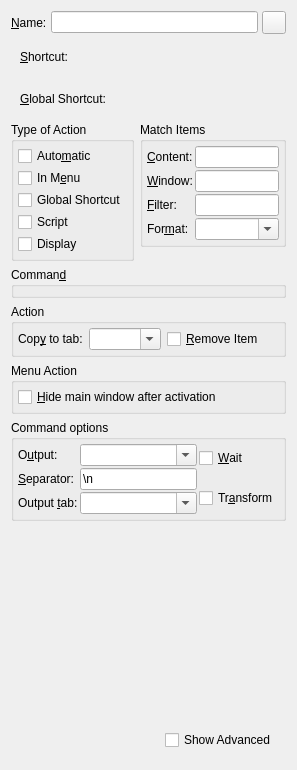
Above: src/ui/commandwidget.ui from hluk/CopyQ before the change. Below: the same form after it.
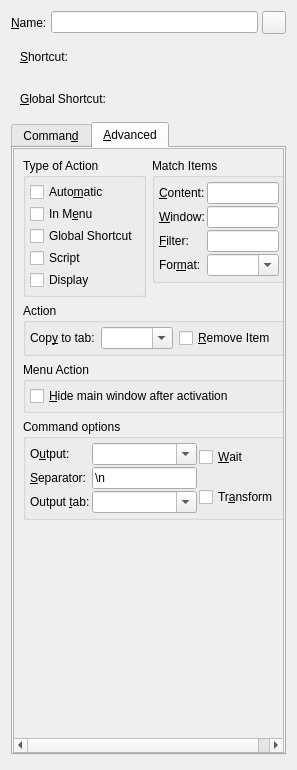
That is the form after the change. The open tabs and pages were chosen to show the change. Custom widgets are drawn as their Qt base class.

Commit message:
Simplify command widget layout
Use Advanced tab instead of check box.

Makes layout much simpler.

Better resizing for the command editor.

Diff of the .ui file:
```diff
--- a/src/ui/commandwidget.ui
+++ b/src/ui/commandwidget.ui
@@ -128,8 +128,15 @@
     </widget>
    </item>
    <item>
-    <widget class="QWidget" name="widgetAdvanced" native="true">
-     <layout class="QVBoxLayout" name="verticalLayout_8">
+    <widget class="QTabWidget" name="tabWidget">
+     <property name="currentIndex">
+      <number>0</number>
+     </property>
+     <widget class="QWidget" name="tab">
+      <attribute name="title">
+       <string>Comman&amp;d</string>
+      </attribute>
+      <layout class="QVBoxLayout" name="verticalLayout_3">
       <property name="leftMargin">
        <number>0</number>
       </property>
@@ -142,6 +149,53 @@
       <property name="bottomMargin">
        <number>0</number>
       </property>
+       <item>
+        <widget class="CommandEdit" name="commandEdit" native="true">
+         <property name="sizePolicy">
+          <sizepolicy hsizetype="Preferred" vsizetype="Preferred">
+           <horstretch>0</horstretch>
+           <verstretch>1</verstretch>
+          </sizepolicy>
+         </property>
+         <property name="focusPolicy">
+          <enum>Qt::WheelFocus</enum>
+         </property>
+        </widget>
+       </item>
+      </layout>
+     </widget>
+     <widget class="QWidget" name="tabAdvanced">
+      <attribute name="title">
+       <string>&amp;Advanced</string>
+      </attribute>
+      <layout class="QVBoxLayout" name="verticalLayout_7">
+       <property name="leftMargin">
+        <number>0</number>
+       </property>
+       <property name="topMargin">
+        <number>0</number>
+       </property>
+       <property name="rightMargin">
+        <number>0</number>
+       </property>
+       <property name="bottomMargin">
+        <number>0</number>
+       </property>
+       <item>
+        <widget class="QScrollArea" name="scrollArea">
+         <property name="widgetResizable">
+          <bool>true</bool>
+         </property>
+         <widget class="QWidget" name="scrollAreaWidgetContents">
+          <property name="geometry">
+           <rect>
+            <x>0</x>
+            <y>0</y>
+            <width>277</width>
+            <height>615</height>
+           </rect>
+          </property>
+          <layout class="QVBoxLayout" name="verticalLayout_6">
       <item>
        <layout class="QHBoxLayout" name="horizontalLayout_6">
         <item alignment="Qt::AlignTop">
@@ -334,49 +388,6 @@
         </item>
        </layout>
       </item>
-      <item>
-       <widget class="QGroupBox" name="groupBoxCommand">
-        <property name="sizePolicy">
-         <sizepolicy hsizetype="Preferred" vsizetype="MinimumExpanding">
-          <horstretch>0</horstretch>
-          <verstretch>1</verstretch>
-         </sizepolicy>
-        </property>
-        <property name="focusPolicy">
-         <enum>Qt::WheelFocus</enum>
-        </property>
-        <property name="title">
-         <string>Comman&amp;d</string>
-        </property>
-        <layout class="QVBoxLayout" name="verticalLayout_6">
-         <property name="leftMargin">
-          <number>0</number>
-         </property>
-         <property name="topMargin">
-          <number>0</number>
-         </property>
-         <property name="rightMargin">
-          <number>0</number>
-         </property>
-         <property name="bottomMargin">
-          <number>0</number>
-         </property>
-         <item>
-          <widget class="CommandEdit" name="commandEdit" native="true">
-           <property name="sizePolicy">
-            <sizepolicy hsizetype="Preferred" vsizetype="Preferred">
-             <horstretch>0</horstretch>
-             <verstretch>1</verstretch>
-            </sizepolicy>
-           </property>
-           <property name="focusPolicy">
-            <enum>Qt::WheelFocus</enum>
-           </property>
-          </widget>
-         </item>
-        </layout>
-       </widget>
-      </item>
       <item>
        <widget class="QGroupBox" name="groupBoxAction">
         <property name="title">
@@ -592,42 +603,42 @@
         </layout>
        </widget>
       </item>
-     </layout>
-    </widget>
-   </item>
    <item>
-    <widget class="QWidget" name="widgetSpacer" native="true">
-     <property name="sizePolicy">
-      <sizepolicy hsizetype="Preferred" vsizetype="Expanding">
-       <horstretch>0</horstretch>
-       <verstretch>0</verstretch>
-      </sizepolicy>
-     </property>
-    </widget>
-   </item>
-   <item>
-    <widget class="QWidget" name="widget" native="true">
-     <layout class="QHBoxLayout" name="horizontalLayout_5">
-      <item>
-       <spacer name="horizontalSpacer_3">
+            <spacer name="verticalSpacer">
         <property name="orientation">
-         <enum>Qt::Horizontal</enum>
+              <enum>Qt::Vertical</enum>
         </property>
         <property name="sizeHint" stdset="0">
          <size>
-          <width>134</width>
-          <height>20</height>
+               <width>20</width>
+               <height>40</height>
          </size>
         </property>
        </spacer>
       </item>
+          </layout>
+         </widget>
+        </widget>
+       </item>
+      </layout>
+     </widget>
+    </widget>
+   </item>
       <item>
-       <widget class="QCheckBox" name="checkBoxShowAdvanced">
-        <property name="text">
-         <string>Show Advanced</string>
-        </property>
-       </widget>
-      </item>
+    <widget class="QWidget" name="widgetAdvanced" native="true">
+     <layout class="QVBoxLayout" name="verticalLayout_8">
+      <property name="leftMargin">
+       <number>0</number>
+      </property>
+      <property name="topMargin">
+       <number>0</number>
+      </property>
+      <property name="rightMargin">
+       <number>0</number>
+      </property>
+      <property name="bottomMargin">
+       <number>0</number>
+      </property>
      </layout>
     </widget>
    </item>
```
Left out of the diff: 7 changed lines with no effect on the pictures. Lines whose indentation alone changed are shown as unchanged. The commit also changes 4 other files.
